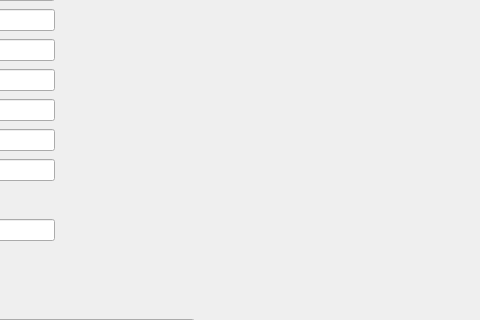
This is Zikkurat001.ui in Saint4script/-financial-building-accounting as Qt 5 draws it before an edit; both pictures show x 416 to 896 and y 81 to 401 of the 1200 by 800 pixel window. The edited form follows.
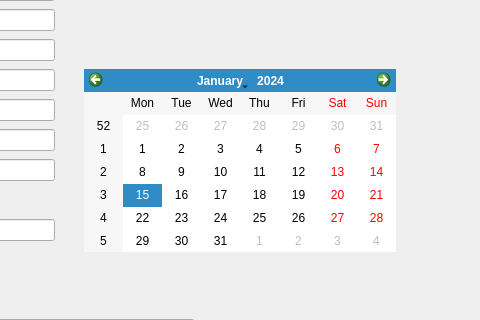
This is the edited form.

```diff
--- a/Zikkurat001.ui
+++ b/Zikkurat001.ui
@@ -250,6 +250,16 @@
      <string>PushButton</string>
     </property>
    </widget>
+   <widget class="QCalendarWidget" name="calendarWidget">
+    <property name="geometry">
+     <rect>
+      <x>500</x>
+      <y>150</y>
+      <width>312</width>
+      <height>183</height>
+     </rect>
+    </property>
+   </widget>
   </widget>
   <widget class="QMenuBar" name="menubar">
    <property name="geometry">
```
